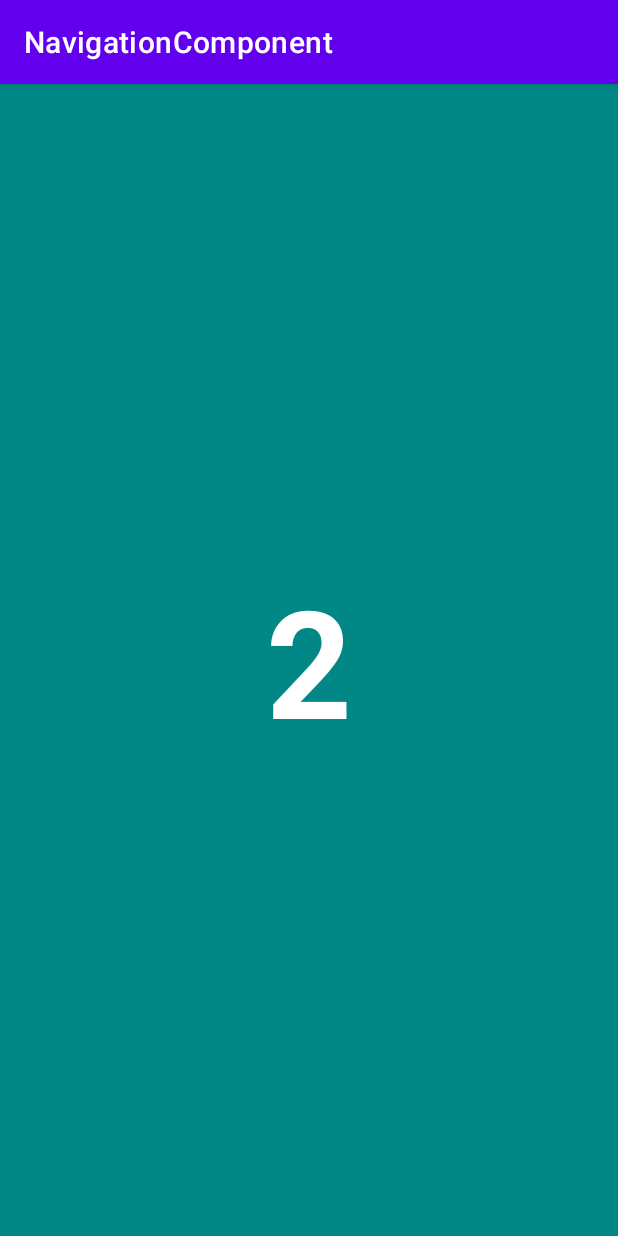
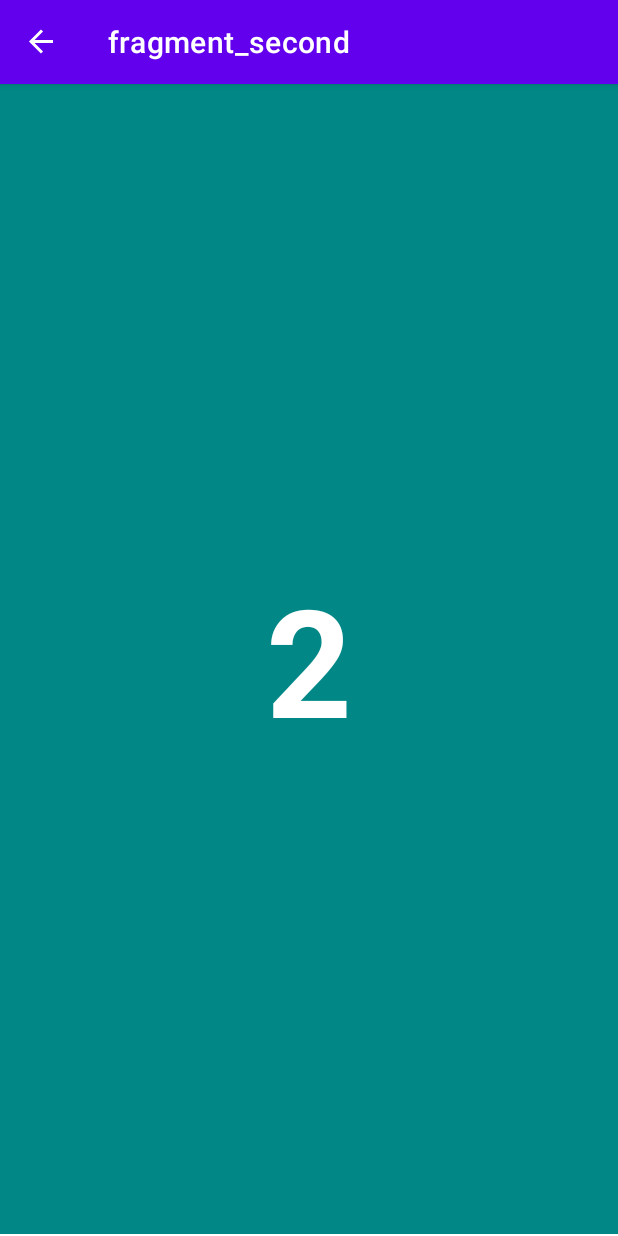
Before and after one commit to zaccaffey/NavigationComponent, an Android app: the SecondFragment screen opened through its navigation route, on a phone screen of 412 x 824 dp. Run offline under Robolectric (Android 15) with nearby library versions, the phone set to English and light mode, and no system bars; our stand-ins replace navigation-ui.

```diff
--- a/app/src/main/java/com/example/navigationcomponent/FirstFragment.kt
+++ b/app/src/main/java/com/example/navigationcomponent/FirstFragment.kt
@@ -1,6 +1,8 @@
 package com.example.navigationcomponent
 
+import android.content.ContentValues.TAG
 import android.os.Bundle
+import android.util.Log
 import androidx.fragment.app.Fragment
 import android.view.LayoutInflater
 import android.view.View
@@ -41,7 +43,12 @@ class FirstFragment : Fragment() {
     ): View? {
         // Inflate the layout for this fragment
         val view = inflater.inflate(R.layout.fragment_first, container, false)
-        view.setOnClickListener { Navigation.findNavController(view).navigate(R.id.toSecondFragment)}
+
+        // set an onclick listener that will send us to the second fragment with an action argument
+        view.setOnClickListener {
+            val action = FirstFragmentDirections.toSecondFragment()
+            action.number = 12
+            Navigation.findNavController(view).navigate(action)}
 
         return view
     }
--- a/app/src/main/java/com/example/navigationcomponent/MainActivity.kt
+++ b/app/src/main/java/com/example/navigationcomponent/MainActivity.kt
@@ -2,10 +2,40 @@ package com.example.navigationcomponent
 
 import androidx.appcompat.app.AppCompatActivity
 import android.os.Bundle
+import androidx.drawerlayout.widget.DrawerLayout
+import androidx.navigation.NavController
+import androidx.navigation.findNavController
+import androidx.navigation.ui.AppBarConfiguration
+import androidx.navigation.ui.setupActionBarWithNavController
+import androidx.navigation.ui.setupWithNavController
+import com.google.android.material.navigation.NavigationView
 
 class MainActivity : AppCompatActivity() {
+    private lateinit var navController: NavController
+    private lateinit var appBarConfiguration: AppBarConfiguration
+    private lateinit var drawerLayout: DrawerLayout
+    private lateinit var navigationView: NavigationView
+
     override fun onCreate(savedInstanceState: Bundle?) {
         super.onCreate(savedInstanceState)
         setContentView(R.layout.activity_main)
+
+        // initialize our navigation controller with the fragment in our activity_main xml
+        navController = findNavController(R.id.fragmentContainerView2)
+
+        // grab the drawer layout from our activity_main xml
+        drawerLayout = findViewById(R.id.drawerLayout)
+
+        // define our app bar config using the controller graph (my_nav.xml) and the drawer layout
+        appBarConfiguration = AppBarConfiguration(navController.graph, drawerLayout)
+
+        // grab the nav view from our activity_main.xml
+        navigationView = findViewById(R.id.navigationView)
+
+        // set the nav controller on our navigation view
+        navigationView.setupWithNavController(navController)
+
+        // setup the action bar, passing the nav controller and the app bar config
+        setupActionBarWithNavController(navController, appBarConfiguration)
     }
 }
--- a/app/src/main/java/com/example/navigationcomponent/SecondFragment.kt
+++ b/app/src/main/java/com/example/navigationcomponent/SecondFragment.kt
@@ -1,11 +1,16 @@
 package com.example.navigationcomponent
 
+import android.content.ContentValues.TAG
 import android.os.Bundle
+import android.util.Log
 import androidx.fragment.app.Fragment
 import android.view.LayoutInflater
 import android.view.View
 import android.view.ViewGroup
+import android.widget.TextView
+import androidx.fragment.app.findFragment
 import androidx.navigation.Navigation
+import androidx.navigation.fragment.navArgs
 
 // TODO: Rename parameter arguments, choose names that match
 // the fragment initialization parameters, e.g. ARG_ITEM_NUMBER
@@ -18,6 +23,8 @@ private const val ARG_PARAM2 = "param2"
  * create an instance of this fragment.
  */
 class SecondFragment : Fragment() {
+
+    val args: SecondFragmentArgs by navArgs()
     // TODO: Rename and change types of parameters
     private var param1: String? = null
     private var param2: String? = null
@@ -35,7 +42,11 @@ class SecondFragment : Fragment() {
         savedInstanceState: Bundle?
     ): View? {
         // Inflate the layout for this fragment
-        val view = inflater.inflate(R.layout.fragment_second, container, false)
+        var view = inflater.inflate(R.layout.fragment_second, container, false)
+        // grab the argument passed from the first fragment and display it in the second fragments tv
+        view.findViewById<TextView>(R.id.textView2).text = args.number.toString()
+        //Log.i(TAG, "view = " + view.find)
+        // set an onclick listener that will bring us back to the first fragment
         view.setOnClickListener { Navigation.findNavController(view).navigate(R.id.toFirstFragment)}
 
         return view
--- a/app/src/main/res/layout/activity_main.xml
+++ b/app/src/main/res/layout/activity_main.xml
@@ -1,20 +1,28 @@
 <?xml version="1.0" encoding="utf-8"?>
-<androidx.constraintlayout.widget.ConstraintLayout xmlns:android="http://schemas.android.com/apk/res/android"
+<androidx.drawerlayout.widget.DrawerLayout xmlns:android="http://schemas.android.com/apk/res/android"
     xmlns:app="http://schemas.android.com/apk/res-auto"
     xmlns:tools="http://schemas.android.com/tools"
     android:layout_width="match_parent"
     android:layout_height="match_parent"
-    tools:context=".MainActivity">
+    tools:context=".MainActivity"
+    android:id="@+id/drawerLayout">
 
-    <androidx.fragment.app.FragmentContainerView
+    <fragment
         android:id="@+id/fragmentContainerView2"
         android:name="androidx.navigation.fragment.NavHostFragment"
         android:layout_width="match_parent"
         android:layout_height="match_parent"
+        android:layout_marginBottom="1dp"
         app:defaultNavHost="true"
         app:layout_constraintBottom_toBottomOf="parent"
         app:layout_constraintEnd_toEndOf="parent"
         app:layout_constraintStart_toStartOf="parent"
         app:layout_constraintTop_toTopOf="parent"
         app:navGraph="@navigation/my_nav" />
-</androidx.constraintlayout.widget.ConstraintLayout>
+
+    <com.google.android.material.navigation.NavigationView
+        android:id="@+id/navigationView"
+        android:layout_width="wrap_content"
+        android:layout_height="match_parent"
+        android:layout_gravity="start"/>
+</androidx.drawerlayout.widget.DrawerLayout>
--- a/app/src/main/res/layout/fragment_second.xml
+++ b/app/src/main/res/layout/fragment_second.xml
@@ -9,7 +9,7 @@
     android:background="@color/teal_700">
 
     <TextView
-        android:id="@+id/textView"
+        android:id="@+id/textView2"
         android:layout_width="wrap_content"
         android:layout_height="wrap_content"
         android:text="2"
--- a/app/src/main/res/navigation/my_nav.xml
+++ b/app/src/main/res/navigation/my_nav.xml
@@ -26,5 +26,9 @@
             app:destination="@id/firstFragment"
             app:enterAnim="@anim/nav_default_enter_anim"
             app:exitAnim="@anim/nav_default_exit_anim" />
+        <argument
+            android:name="number"
+            app:argType="integer"
+            android:defaultValue="2" />
     </fragment>
 </navigation>
```
Also changed, not shown: app/build.gradle (+20 -0 lines), build.gradle (+10 -0 lines).
